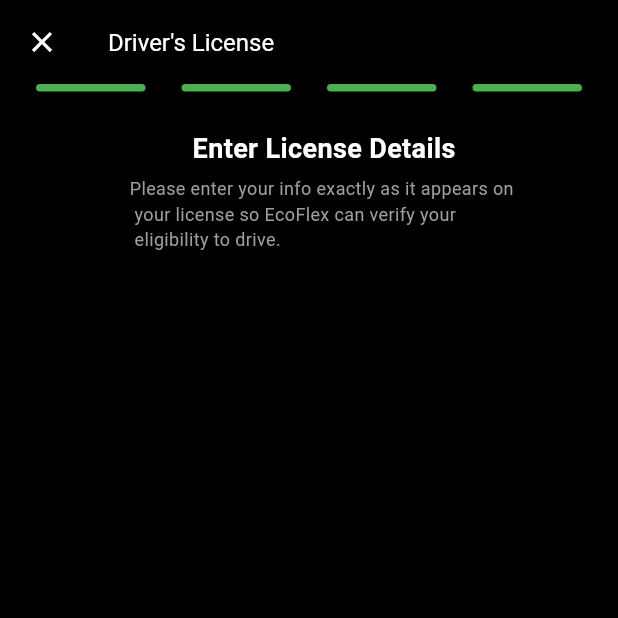
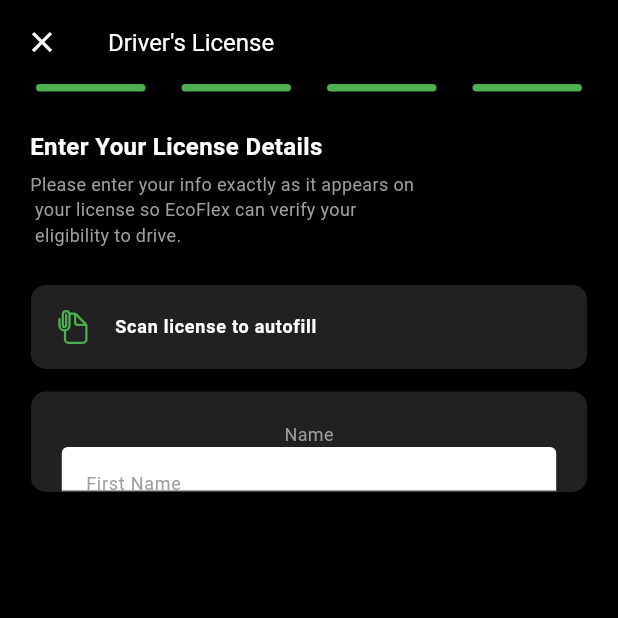
Before and after one commit to Musavir-Ali/Car-Rental-App-UI, a Flutter app: the screen it shows after launch, on a phone screen of 412 x 824 dp, the top half of it. Run offline on Flutter 3.47's test engine with Material 3 defaults, Android fonts, the phone set to English and light mode, and no system bars; our stand-ins replace carousel_slider, get, image_picker, ionicons, loading_animation_widget; missing offline and left inert: country_calling_code_picker.

Commit message:
Added files

```diff
--- a/lib/License.dart
+++ b/lib/License.dart
@@ -1,4 +1,5 @@
 import 'package:flutter/material.dart';
+import 'package:flutter/widgets.dart';
 import 'package:ionicons/ionicons.dart';
 
 class License extends StatelessWidget {
@@ -69,19 +70,23 @@ class License extends StatelessWidget {
               ],
             ),
             const SizedBox(height: 25),
-            const Padding(
+            const Row(
+              children: [
+                Padding(
                   padding: EdgeInsets.only(left: 20.0),
-              child: Text(
-                "Enter License Details",
+                  child: Text("Enter Your License Details",
                       style: TextStyle(
                         color: Colors.white,
-                  fontSize: 18,
                         fontWeight: FontWeight.bold,
+                        fontSize: 16,
+                      )),
                 ),
-              ),
+              ],
             ),
             const SizedBox(height: 5),
-            const Padding(
+            const Row(
+              children: [
+                Padding(
                   padding: EdgeInsets.only(left: 20.0),
                   child: Text(
                     "Please enter your info exactly as it appears on \n your license so EcoFlex can verify your \n eligibility to drive.",
@@ -93,6 +98,75 @@ class License extends StatelessWidget {
                 ),
               ],
             ),
+            const SizedBox(height: 25),
+            Row(
+              mainAxisAlignment: MainAxisAlignment.center,
+              children: [
+                Container(
+                  width: MediaQuery.of(context).size.width * 0.9,
+                  child: const ListTile(
+                    leading: Icon(
+                      Ionicons.document_attach_outline,
+                      color: Colors.green,
+                    ),
+                    title: Text(
+                      'Scan license to autofill',
+                      style: TextStyle(
+                          color: Colors.white,
+                          fontSize: 12,
+                          fontWeight: FontWeight.bold),
+                    ),
+                  ),
+                  decoration: BoxDecoration(
+                    color: Colors.grey[900],
+                    borderRadius: BorderRadius.circular(10),
+                  ),
+                )
+              ],
+            ),
+            const SizedBox(height: 15),
+            Row(
+              mainAxisAlignment: MainAxisAlignment.center,
+              children: [
+                Container(
+                  width: MediaQuery.of(context).size.width * 0.9,
+                  child: Column(
+                    mainAxisAlignment: MainAxisAlignment.start,
+                    children: [
+                      SizedBox(
+                        height: 20,
+                      ),
+                      Text("Name",
+                          style: TextStyle(
+                            color: Colors.grey,
+                            fontSize: 12,
+                          )),
+                      SizedBox(
+                        height: 30,
+                        width: MediaQuery.of(context).size.width * 0.8,
+                        child: TextField(
+                          decoration: InputDecoration(
+                            hintText: 'First Name',
+                            hintStyle: TextStyle(
+                              color: Colors.grey,
+                              fontSize: 12,
+                            ),
+                            filled: true,
+                            fillColor: Colors.white,
+                          ),
+                        ),
+                      ),
+                    ],
+                  ),
+                  decoration: BoxDecoration(
+                    color: Colors.grey[900],
+                    borderRadius: BorderRadius.circular(10),
+                  ),
+                )
+              ],
+            ),
+          ],
+        ),
       ),
     );
   }
--- a/lib/Mobile_Number.dart
+++ b/lib/Mobile_Number.dart
@@ -85,6 +85,7 @@ class _PhoneState extends State<Phone> {
       ),
       body: SingleChildScrollView(
         child: Column(
+
           children: [
             Row(
               mainAxisAlignment: MainAxisAlignment.spaceEvenly,
```
Lines whose indentation alone changed are shown as unchanged.
